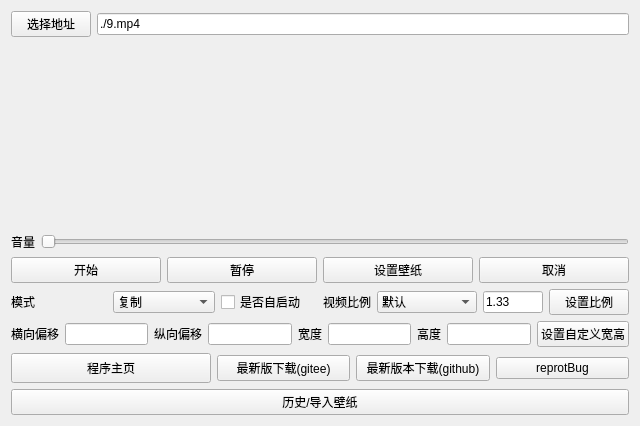
Qt form settingwindow.ui (dependon/fantascene-dynamic-wallpaper) before a commit.
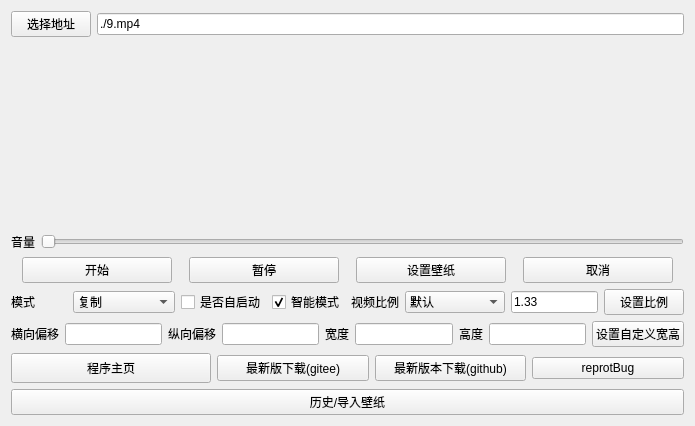
The same form after that commit.

The edit to the form file:
```diff
--- a/settingwindow.ui
+++ b/settingwindow.ui
@@ -6,7 +6,7 @@
    <rect>
     <x>0</x>
     <y>0</y>
-    <width>633</width>
+    <width>695</width>
     <height>426</height>
    </rect>
   </property>
@@ -235,6 +235,19 @@
            </property>
           </widget>
          </item>
+         <item>
+          <widget class="QCheckBox" name="checkBox">
+           <property name="text">
+            <string>智能模式</string>
+           </property>
+           <property name="checked">
+            <bool>true</bool>
+           </property>
+           <property name="tristate">
+            <bool>false</bool>
+           </property>
+          </widget>
+         </item>
         </layout>
        </item>
        <item>
```
